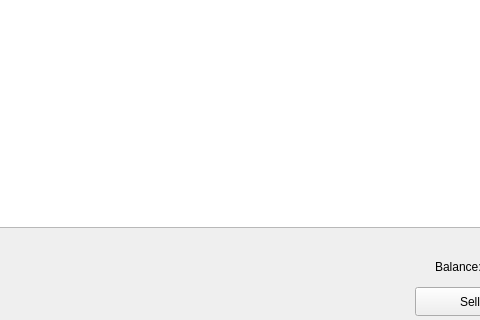
Before: the Qt Designer form chartWidget.ui in ellamental/pyTrade, drawn with Qt 5; both pictures show x 125 to 605 and y 643 to 963 of the 1073 by 963 pixel window.
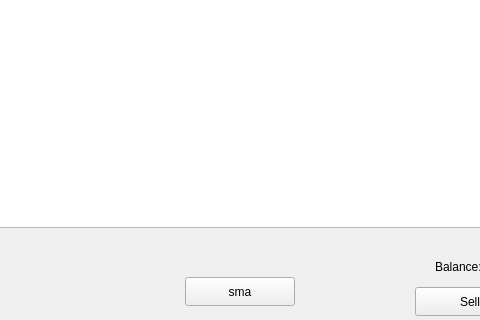
After: the same form once the commit is applied.

Commit message: Added drawLine for charting indicators like moving averages and bollinger bands

Diff of the .ui file:
```diff
--- a/chartWidget.ui
+++ b/chartWidget.ui
@@ -166,6 +166,19 @@
     <string>TextLabel</string>
    </property>
   </widget>
+  <widget class="QPushButton" name="sma">
+   <property name="geometry">
+    <rect>
+     <x>310</x>
+     <y>920</y>
+     <width>110</width>
+     <height>29</height>
+    </rect>
+   </property>
+   <property name="text">
+    <string>sma</string>
+   </property>
+  </widget>
  </widget>
  <resources/>
  <connections/>
```
The commit also changes 2 other files.
